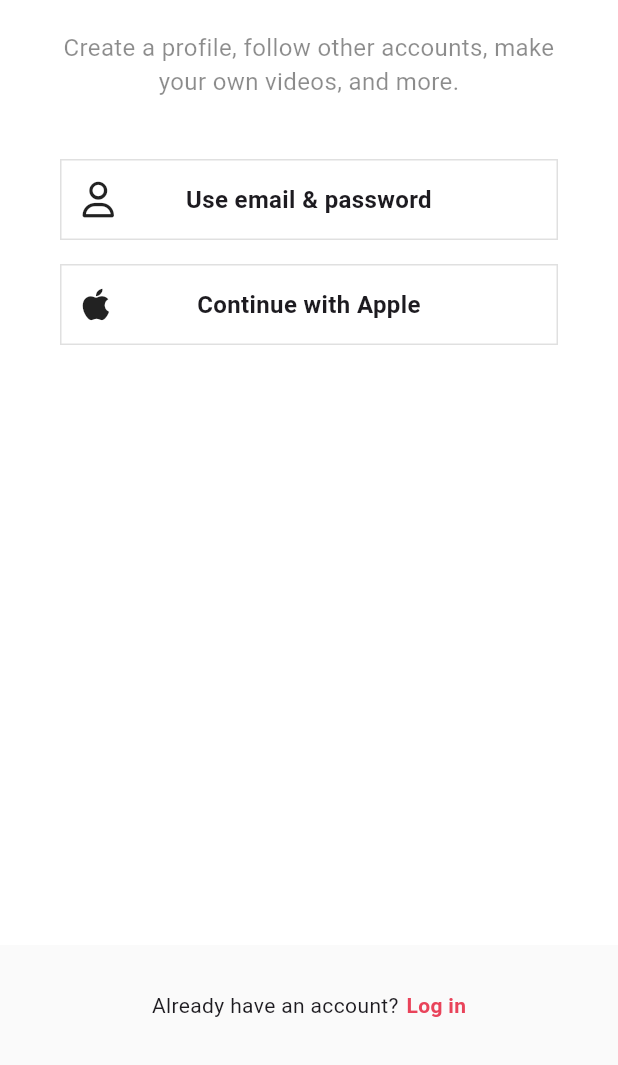
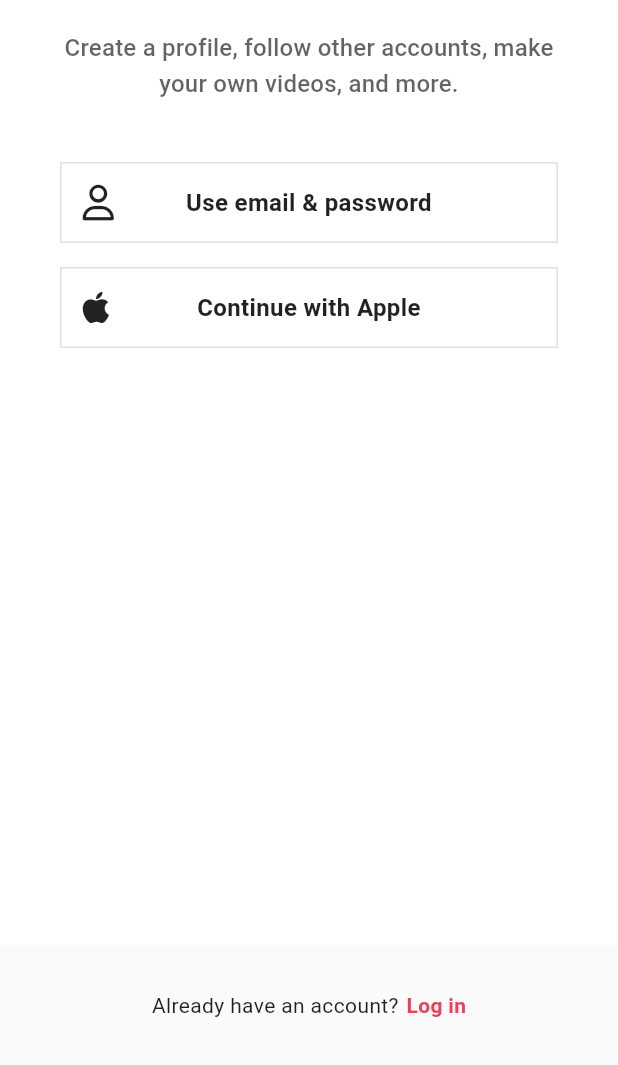
Before and after one commit to kangminchan99/TikTok, a Flutter app: the screen it shows after launch, on a phone screen of 412 x 824 dp, the part 171-1236 px from its top. Run offline on Flutter 3.47's test engine with Material 3 defaults, Android fonts, the phone set to English and light mode, and no system bars; our stand-ins replace font_awesome_flutter, google_fonts, video_player, visibility_detector.

Commit message:
google fonts + text theme + typography

```diff
--- a/lib/features/authentication/birthday_screen.dart
+++ b/lib/features/authentication/birthday_screen.dart
@@ -85,7 +85,6 @@ class _BirthdayScreenState extends State<BirthdayScreen> {
       ),
       bottomNavigationBar: BottomAppBar(
         height: 300,
-        color: Colors.white,
         child: CupertinoDatePicker(
           mode: CupertinoDatePickerMode.date,
           // 생일을 미래로 설정하지 못하게 맥시멈 설정
--- a/lib/features/authentication/sign_up_screen.dart
+++ b/lib/features/authentication/sign_up_screen.dart
@@ -1,5 +1,6 @@
 import 'package:flutter/material.dart';
 import 'package:font_awesome_flutter/font_awesome_flutter.dart';
+import 'package:google_fonts/google_fonts.dart';
 import 'package:tiktok/constants/gaps.dart';
 import 'package:tiktok/constants/sizes.dart';
 import 'package:tiktok/features/authentication/login_screen.dart';
@@ -47,15 +48,13 @@ class SignUpScreen extends StatelessWidget {
                     ),
                   ),
                   Gaps.v20,
-                  Text(
-                    'Create a profile, follow other accounts, make your own videos, and more.',
-                    style: TextStyle(
-                      fontSize: Sizes.size16,
-                      color: isDarkMode(context)
-                          ? Colors.grey.shade300
-                          : Colors.black45,
+                  Opacity(
+                    opacity: 0.7,
+                    child: Text(
+                      'Create a profile, follow other accounts, make your own videos, and more.',
+                      style: Theme.of(context).textTheme.titleMedium,
+                      textAlign: TextAlign.center,
                     ),
-                    textAlign: TextAlign.center,
                   ),
                   Gaps.v40,
                   if (orientation == Orientation.portrait) ...[
--- a/lib/features/authentication/widgets/form_button.dart
+++ b/lib/features/authentication/widgets/form_button.dart
@@ -1,5 +1,6 @@
 import 'package:flutter/material.dart';
 import 'package:tiktok/constants/sizes.dart';
+import 'package:tiktok/utils.dart';
 
 class FormButton extends StatelessWidget {
   const FormButton({super.key, required this.disabled, required this.onTap});
@@ -19,7 +20,9 @@ class FormButton extends StatelessWidget {
           decoration: BoxDecoration(
             borderRadius: BorderRadius.circular(Sizes.size5),
             color: disabled
-                ? Colors.grey.shade300
+                ? isDarkMode(context)
+                      ? Colors.grey.shade800
+                      : Colors.grey.shade300
                 : Theme.of(context).primaryColor,
           ),
           // AnimatedDefaultTextStyle - 텍스트가 바뀔 때 애니메이션 효과를 주는 위젯
--- a/lib/features/inbox/inbox_screen.dart
+++ b/lib/features/inbox/inbox_screen.dart
@@ -25,7 +25,6 @@ class InboxScreen extends StatelessWidget {
       backgroundColor: Colors.white,
 
       appBar: AppBar(
-        backgroundColor: Colors.white,
         elevation: 1,
         title: Text('Inbox'),
         actions: [
--- a/lib/features/onboarding/interests_screen.dart
+++ b/lib/features/onboarding/interests_screen.dart
@@ -143,7 +143,6 @@ class _InterestsScreenState extends State<InterestsScreen> {
       ),
       bottomNavigationBar: BottomAppBar(
         elevation: 1,
-        color: Colors.white,
         child: GestureDetector(
           onTap: _onNextTap,
           child: Container(
--- a/lib/features/onboarding/tutorial_screen.dart
+++ b/lib/features/onboarding/tutorial_screen.dart
@@ -3,6 +3,7 @@ import 'package:flutter/material.dart';
 import 'package:tiktok/constants/gaps.dart';
 import 'package:tiktok/constants/sizes.dart';
 import 'package:tiktok/features/main_navigation/main_navigation_screen.dart';
+import 'package:tiktok/utils.dart';
 
 // state에 저장하기 위해 enum생성
 enum Direction { left, right }
@@ -110,7 +111,7 @@ class _TutorialScreenState extends State<TutorialScreen> {
           ),
         ),
         bottomNavigationBar: BottomAppBar(
-          color: Colors.white,
+          color: isDarkMode(context) ? Colors.black : Colors.white,
           child: AnimatedOpacity(
             duration: Duration(milliseconds: 300),
             opacity: _showingPage == Page.first ? 0 : 1,
--- a/lib/main.dart
+++ b/lib/main.dart
@@ -1,5 +1,6 @@
 import 'package:flutter/material.dart';
 import 'package:flutter/services.dart';
+import 'package:google_fonts/google_fonts.dart';
 import 'package:tiktok/constants/sizes.dart';
 import 'package:tiktok/features/authentication/sign_up_screen.dart';
 import 'package:tiktok/features/main_navigation/main_navigation_screen.dart';
@@ -27,6 +28,7 @@ class TikTokApp extends StatelessWidget {
       // 사용자 로컬 설정에 맞게 dark/light 모드 적용
       themeMode: ThemeMode.system,
       theme: ThemeData(
+        textTheme: Typography.blackMountainView,
         brightness: Brightness.light,
         // 기본 배경색 전역 설정
         scaffoldBackgroundColor: Colors.white,
@@ -56,9 +58,11 @@ class TikTokApp extends StatelessWidget {
       ),
       // 다크모드 설정
       darkTheme: ThemeData(
+        textTheme: Typography.whiteMountainView,
         brightness: Brightness.dark,
         scaffoldBackgroundColor: Colors.black,
-        bottomAppBarTheme: BottomAppBarTheme(color: Colors.grey.shade800),
+        bottomAppBarTheme: BottomAppBarTheme(color: Colors.grey.shade900),
+        appBarTheme: AppBarTheme(backgroundColor: Colors.grey.shade900),
         primaryColor: Color(0xFFE9435A),
       ),
       home: SignUpScreen(),
--- a/pubspec.yaml
+++ b/pubspec.yaml
@@ -37,6 +37,7 @@ dependencies:
   font_awesome_flutter: ^10.8.0
   video_player: ^2.10.0
   visibility_detector: ^0.4.0+2
+  google_fonts: ^6.3.0
 
 dev_dependencies:
   flutter_test:
```
Also changed, not shown: lib/features/authentication/login_screen.dart (+9 -5 lines), lib/features/onboarding/widgets/interest_button.dart (+6 -1 lines), pubspec.lock, 2 other files.
